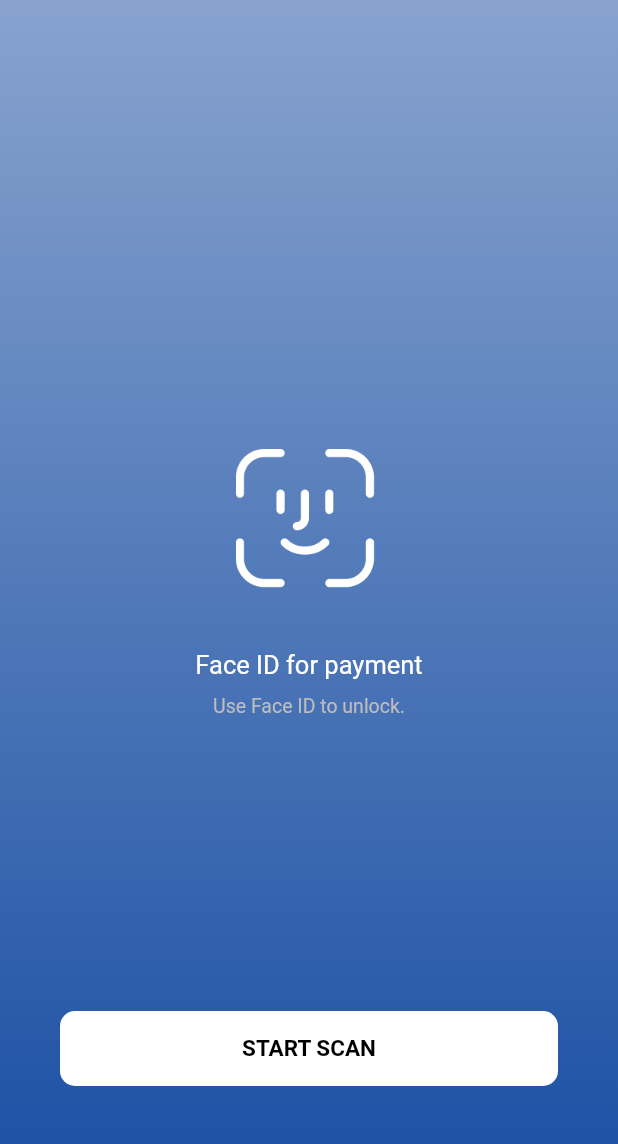
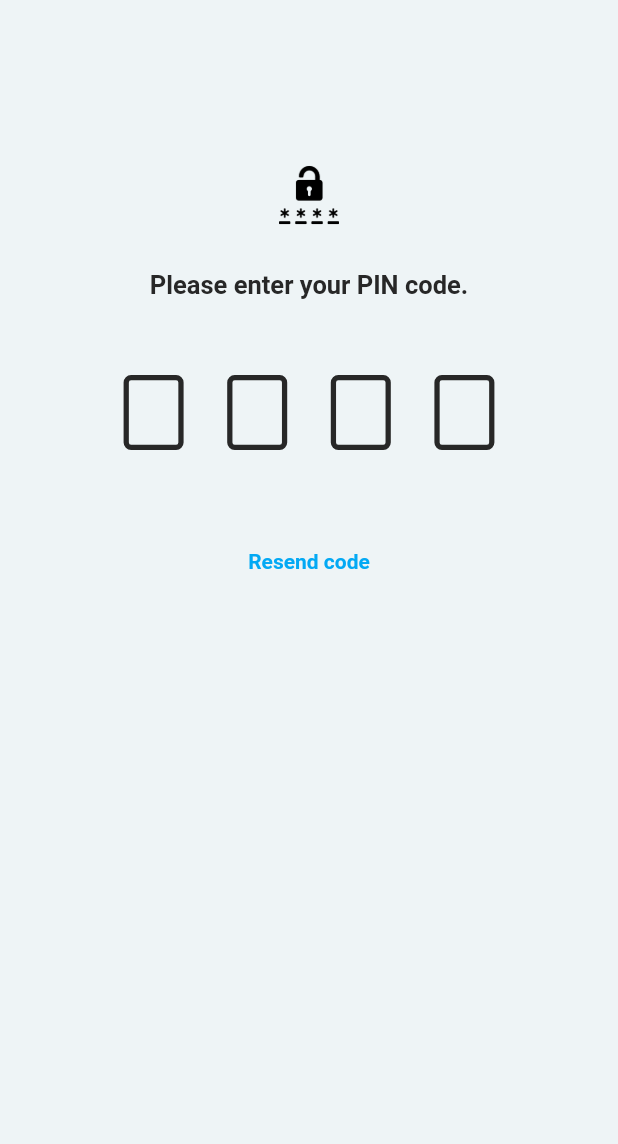
Before and after one commit to knsrmnm/flutter_ui_jumble, a Flutter app: the screen it shows after launch, on a phone screen of 412 x 824 dp. Shown: the top 1144 px of the screen. Run offline on Flutter 3.47's test engine with Material 2 defaults, Android fonts, the phone set to English and light mode, and no system bars; drawn by our look-alikes of pin_code_fields; our stand-ins replace flutter_rating_bar.

Commit message:
add pin code screen.

```diff
--- a/lib/main.dart
+++ b/lib/main.dart
@@ -1,5 +1,5 @@
 import 'package:flutter/material.dart';
-import 'package:flutter_ui_jumble/screens/face_id_screen.dart';
+import 'package:flutter_ui_jumble/screens/pin_code_screen.dart';
 
 void main() {
   runApp(MyApp());
@@ -14,7 +14,7 @@ class MyApp extends StatelessWidget {
       theme: ThemeData(
         primarySwatch: Colors.blue,
       ),
-      home: FaceIdScreen()
+      home: PinCodeScreen()
     );
   }
 }
--- /dev/null
+++ b/lib/screens/pin_code_screen.dart
@@ -0,0 +1,90 @@
+import 'dart:async';
+
+import 'package:flutter/gestures.dart';
+import 'package:flutter/material.dart';
+import 'package:pin_code_fields/pin_code_fields.dart';
+
+class PinCodeScreen extends StatefulWidget {
+  const PinCodeScreen({Key? key}) : super(key: key);
+
+  @override
+  State<PinCodeScreen> createState() => _PinCodeScreenState();
+}
+
+class _PinCodeScreenState extends State<PinCodeScreen> {
+
+  final Color _accentColor = Color(0xFF272727);
+  String _currentText = "";
+  var onTapRecognizer;
+  TextEditingController _textEditingController = TextEditingController();
+  late StreamController<ErrorAnimationType> _errorController;
+
+  @override
+  void initState() {
+    onTapRecognizer = TapGestureRecognizer()
+      ..onTap = () {
+        Navigator.pop(context);
+      };
+    _errorController = StreamController<ErrorAnimationType>();
+    super.initState();
+  }
+
+  @override
+  void dispose() {
+    _errorController.close();
+
+    super.dispose();
+  }
+
+  @override
+  Widget build(BuildContext context) {
+    Size size = MediaQuery.of(context).size;
+    return Scaffold(
+      backgroundColor: Color(0xFFEEF4F6),
+      body: SafeArea(
+        child: Padding(
+          padding: EdgeInsets.all(30.0),
+          child: Center(
+            child: Column(
+              children: [
+                const SizedBox(height: 80.0),
+                Image.asset("assets/icons/password.png", width: 40.0),
+                const SizedBox(height: 30.0),
+                Text('Please enter your PIN code.', style: TextStyle(fontSize: 17.0, fontWeight: FontWeight.w600, color: _accentColor)),
+                const SizedBox(height: 50.0),
+                Container(
+                  width: size.width * 0.6,
+                  child: PinCodeTextField(
+                    appContext: context,
+                    controller: _textEditingController,
+                    errorAnimationController: _errorController,
+                    keyboardType: TextInputType.number,
+                    length: 4,
+                    onChanged: (value) {
+                      print(value);
+                      setState(() {
+                        _currentText = value;
+                      });
+                    },
+                    obscureText: true,
+                    obscuringCharacter: '*',
+                    pinTheme: PinTheme(
+                      shape: PinCodeFieldShape.box,
+                      borderRadius: BorderRadius.circular(5),
+                      fieldHeight: 50,
+                      fieldWidth: 40,
+                      inactiveColor: _accentColor,
+                      borderWidth: 3.5,
+                    ),
+                  ),
+                ),
+                const SizedBox(height: 50.0),
+                Text('Resend code', style: TextStyle(fontSize: 14.0, fontWeight: FontWeight.w600, color: Colors.lightBlue)),
+              ],
+            ),
+          ),
+        ),
+      ),
+    );
+  }
+}
--- a/pubspec.yaml
+++ b/pubspec.yaml
@@ -30,6 +30,7 @@ dependencies:
   cupertino_icons: ^1.0.2
   flutter_rating_bar: ^4.0.0
   dots_indicator: ^2.1.0
+  pin_code_fields: ^7.4.0
 
 dev_dependencies:
   flutter_test:
```
Also changed, not shown: assets/icons/password.png (added), pubspec.lock, 1 other file.
